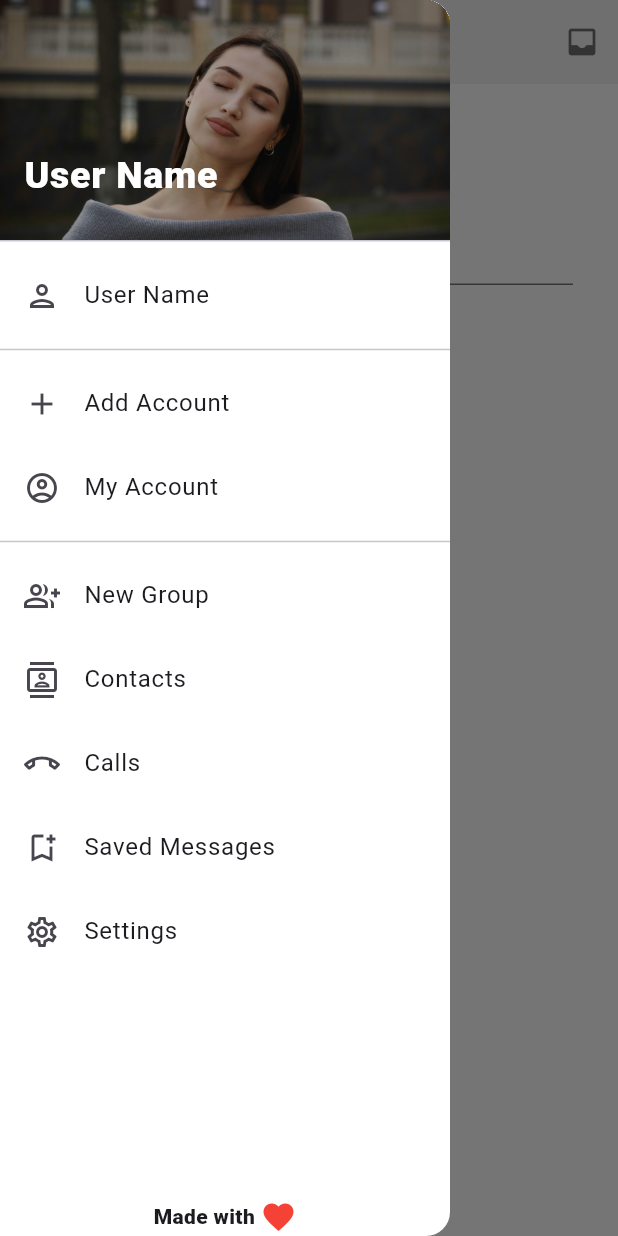
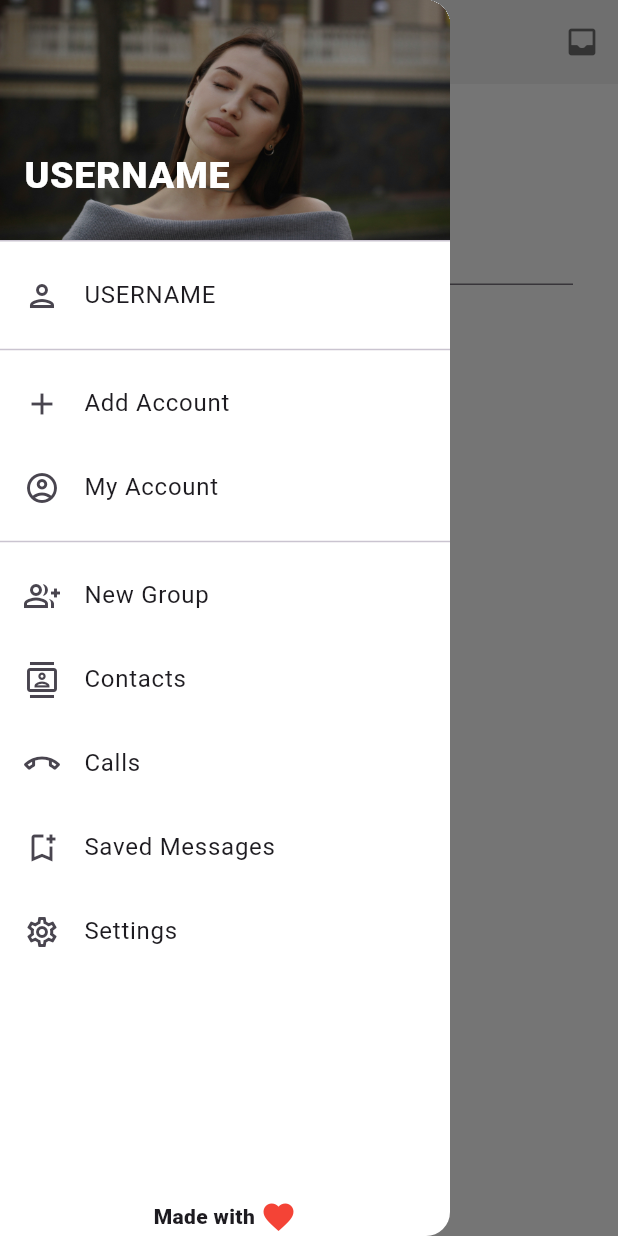
Before and after one commit to CallmeAri/flutter_application_01, a Flutter app: the screen it shows after launch, with the side drawer open, on a phone screen of 412 x 824 dp. Run offline on Flutter 3.47's test engine with Material 3 defaults, Android fonts, the phone set to English and light mode, and no system bars.

Commit message:
Drawer username error has been fixed

```diff
--- a/lib/my_home_page_button.dart
+++ b/lib/my_home_page_button.dart
@@ -10,6 +10,12 @@ class MyHomePageButton extends StatefulWidget {
 }
 
 class _MyHomePageButtonState extends State<MyHomePageButton> {
+  String textDisplay = "USERNAME";
+  void updateTextDisplay(String newtext) {
+    setState(() {
+      textDisplay = newtext;
+    });
+  }
   @override
   Widget build(BuildContext context) {
     return MaterialApp(
@@ -33,9 +39,9 @@ class _MyHomePageButtonState extends State<MyHomePageButton> {
             ],
           ),
           // DRAWER
-          drawer:  const DrawerPage(textDisplay: "User Name"),
+          drawer:  DrawerPage(textDisplay: textDisplay),
           //BODY
-          body: const SafeArea(child: FirstPage())),
+          body: SafeArea(child: FirstPage(onTextChanged: updateTextDisplay))),
     );
   }
 }
--- a/lib/pages/drawer_page.dart
+++ b/lib/pages/drawer_page.dart
@@ -23,7 +23,7 @@ class _DrawerPageState extends State<DrawerPage> {
                       "assets/images/ann-danilina-hzQ1VAEJoW4-unsplash.jpg"),
                   fit: BoxFit.cover),
             ),
-            child: Text(widget.textDisplay,
+            child: Text("${widget.textDisplay}",
               style: const TextStyle(
                   color: Colors.white,
                   fontWeight: FontWeight.w900,
--- a/lib/pages/homepage_body.dart
+++ b/lib/pages/homepage_body.dart
@@ -3,7 +3,9 @@ import 'package:flutter_application_01/pages/drawer_page.dart';
 import 'package:flutter/material.dart';
 
 class FirstPage extends StatefulWidget {
-  const FirstPage({super.key});
+final Function(String) onTextChanged;
+
+  const FirstPage({super.key, required this.onTextChanged});
   @override
   State<FirstPage> createState() => _FirstPageState();
 }
@@ -39,6 +41,7 @@ class _FirstPageState extends State<FirstPage> {
               setState(() {
                 textDisplay = textController.text;
               });
+              widget.onTextChanged(textDisplay);
               Navigator.push(
                 context,
                 MaterialPageRoute(
```
